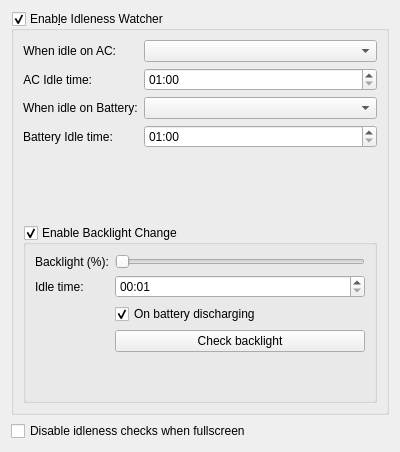
First picture: the form in config/idlenesswatchersettings.ui, repository lxqt/lxqt-powermanagement, before the edit.
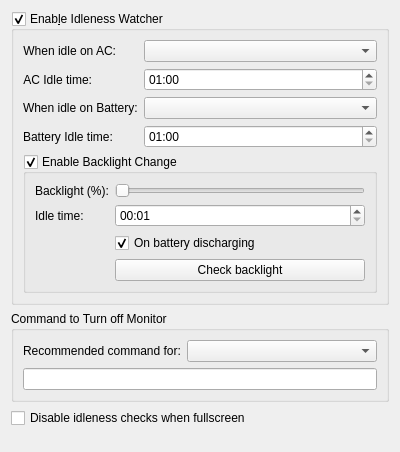
Second picture: the form after the edit.

Commit message:
Added a section for turning off monitor on Wayland
This patch needs https://github.com/lxqt/liblxqt/pull/364.

For the user's convenience, it also recommends commands for some Wayland compositors.

What changed in the file:
```diff
--- a/config/idlenesswatchersettings.ui
+++ b/config/idlenesswatchersettings.ui
@@ -202,6 +202,32 @@
      </layout>
     </widget>
    </item>
+   <item>
+    <widget class="QGroupBox" name="monitorGroupBox">
+     <property name="title">
+      <string>Command to Turn off Monitor</string>
+     </property>
+     <layout class="QFormLayout" name="formLayout_3">
+      <item row="0" column="0">
+       <widget class="QLabel" name="label">
+        <property name="text">
+         <string>Recommended command for:</string>
+        </property>
+       </widget>
+      </item>
+      <item row="0" column="1">
+       <widget class="QComboBox" name="monitorComboBox"/>
+      </item>
+      <item row="1" column="0" colspan="2">
+       <widget class="QLineEdit" name="monitorLineEdit">
+        <property name="clearButtonEnabled">
+         <bool>true</bool>
+        </property>
+       </widget>
+      </item>
+     </layout>
+    </widget>
+   </item>
    <item>
     <widget class="QCheckBox" name="disableIdlenessFullscreenBox">
      <property name="text">
@@ -209,6 +235,22 @@
      </property>
     </widget>
    </item>
+   <item>
+    <spacer name="verticalSpacer">
+     <property name="orientation">
+      <enum>Qt::Vertical</enum>
+     </property>
+     <property name="sizeType">
+      <enum>QSizePolicy::MinimumExpanding</enum>
+     </property>
+     <property name="sizeHint" stdset="0">
+      <size>
+       <width>5</width>
+       <height>1</height>
+      </size>
+     </property>
+    </spacer>
+   </item>
   </layout>
  </widget>
  <resources/>
```
The commit also changes 1 other file.
